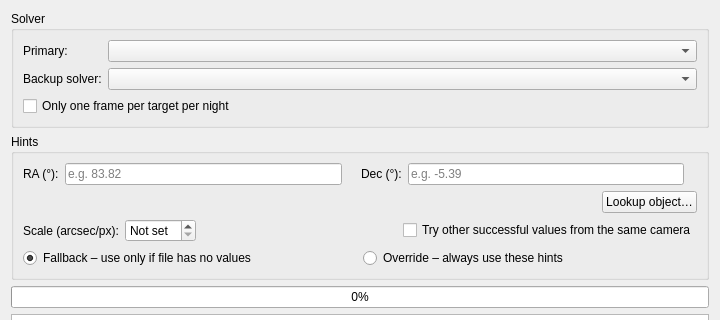
First picture: the form in photonfinder/ui/PlateSolveDialog.ui, repository bcolyn/PhotonFinder, before the edit; both pictures show x 0 to 720 and y 0 to 320 of the 720 by 640 pixel window.
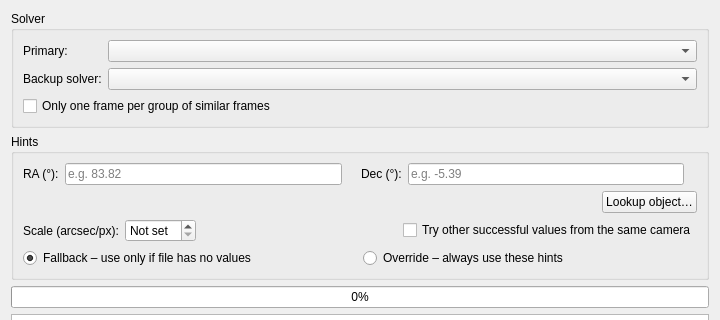
Second picture: the form after the edit.

Commit message: Rename Group by Night to Group Similar Frames (action, toolbar, docs, Plate Solve dialog checkbox and plan log): a group is more than a night, it is the same target, night, image type, folder, filter and exposure

```diff
--- a/photonfinder/ui/PlateSolveDialog.ui
+++ b/photonfinder/ui/PlateSolveDialog.ui
@@ -46,7 +46,7 @@
          <string>Solve only the earliest unsolved frame of each target per night (and image type, folder, filter and exposure); groups with a solved frame are skipped, and Retry Failed tries the next frame of a failed group. The other frames stay unsolved; the catalog report counts them by the solved one</string>
         </property>
         <property name="text">
-         <string>Only one frame per target per night</string>
+         <string>Only one frame per group of similar frames</string>
         </property>
        </widget>
       </item>
```
Left out of the diff: 2 changed lines with no effect on the pictures. The commit also changes 7 other files.
